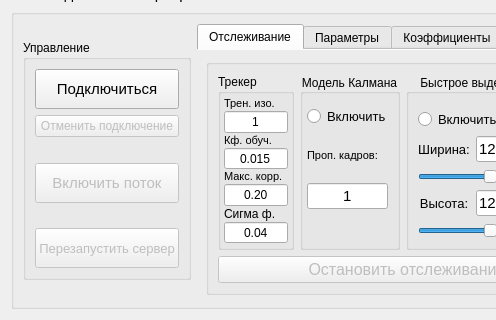
Qt form form.ui (expoolleet/pi-tracking-stream-receiver) before a commit; both pictures show x 0 to 496 and y 484 to 804 of the 1129 by 804 pixel window.
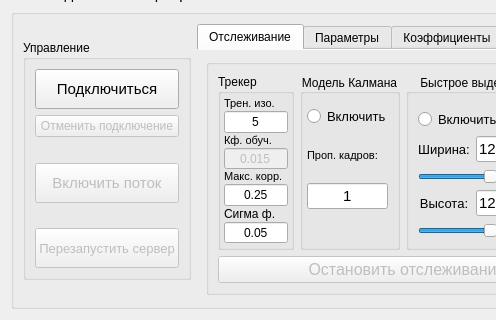
The same form after that commit. Icons and pictures are not drawn.

```diff
--- a/form.ui
+++ b/form.ui
@@ -516,7 +516,7 @@
                      </font>
                     </property>
                     <property name="text">
-                     <string>1</string>
+                     <string>5</string>
                     </property>
                     <property name="alignment">
                      <set>Qt::AlignmentFlag::AlignCenter</set>
@@ -537,6 +537,9 @@
                   </item>
                   <item>
                    <widget class="QLineEdit" name="learning_rate_line_edit">
+                    <property name="enabled">
+                     <bool>false</bool>
+                    </property>
                     <property name="maximumSize">
                      <size>
                       <width>16777215</width>
@@ -582,7 +585,7 @@
                      </font>
                     </property>
                     <property name="text">
-                     <string>0.20</string>
+                     <string>0.25</string>
                     </property>
                     <property name="alignment">
                      <set>Qt::AlignmentFlag::AlignCenter</set>
@@ -599,7 +602,7 @@
                   <item>
                    <widget class="QLineEdit" name="sigma_factor_line_edit">
                     <property name="text">
-                     <string>0.04</string>
+                     <string>0.05</string>
                     </property>
                     <property name="alignment">
                      <set>Qt::AlignmentFlag::AlignCenter</set>
```
